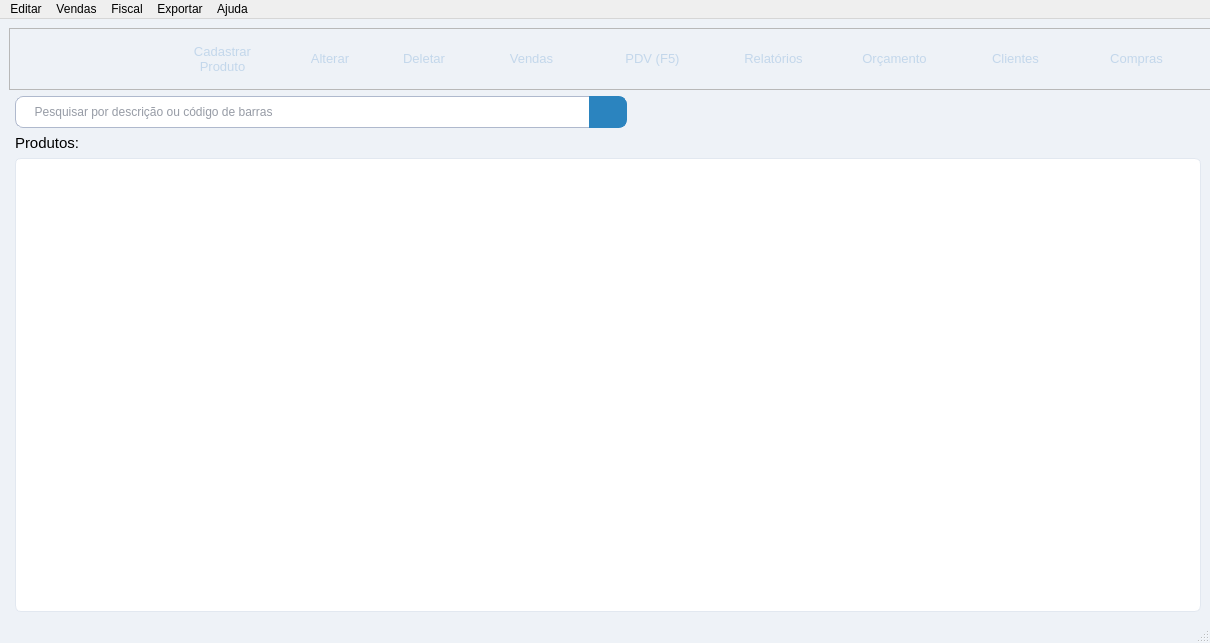
Old version of the form src/mainwindow.ui in the repository rayansl0302/QEstoqueLoja.
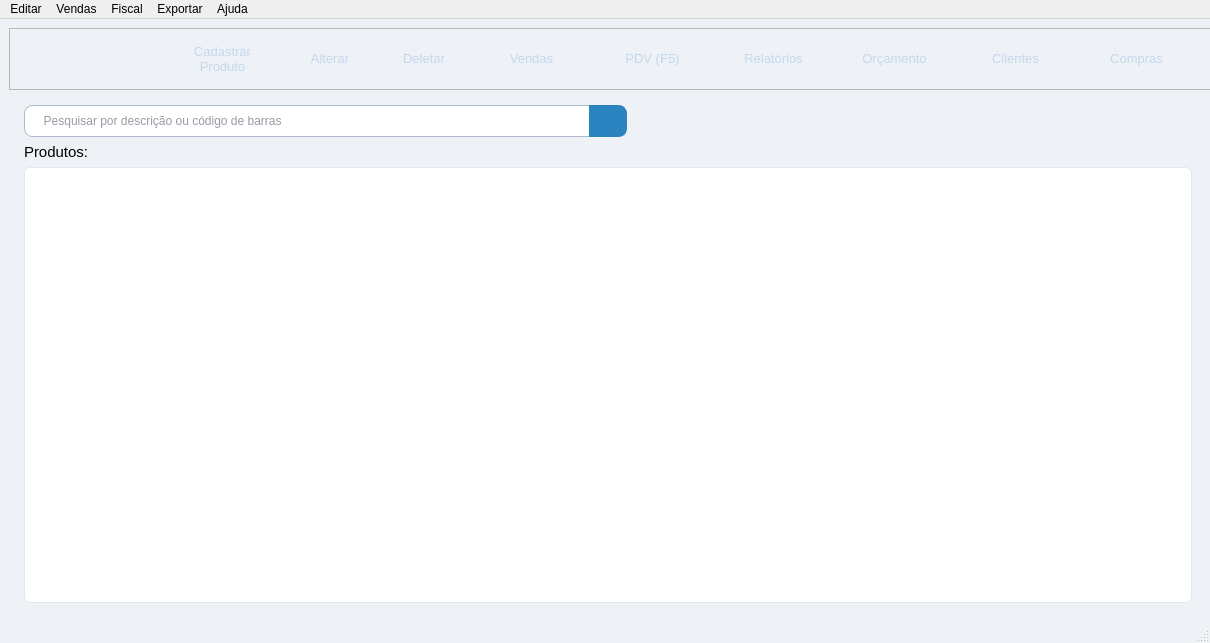
New version of the form. The open tabs and pages were chosen to show the change. Icons and pictures are not drawn. Custom widgets are drawn as their Qt base class.

The edit to the form file:
```diff
--- a/src/mainwindow.ui
+++ b/src/mainwindow.ui
@@ -559,6 +559,12 @@
      </widget>
     </item>
     <item row="2" column="1">
+     <widget class="QStackedWidget" name="pilhaPrincipal">
+      <property name="currentIndex">
+       <number>0</number>
+      </property>
+      <widget class="QWidget" name="paginaMenu"/>
+      <widget class="QWidget" name="paginaProdutos">
      <layout class="QVBoxLayout" name="verticalLayout_2">
       <item>
        <layout class="QHBoxLayout" name="horizontalLayout_6">
@@ -732,6 +738,8 @@
        </widget>
       </item>
      </layout>
+      </widget>
+     </widget>
     </item>
    </layout>
   </widget>
```
Lines whose indentation alone changed are shown as unchanged.
